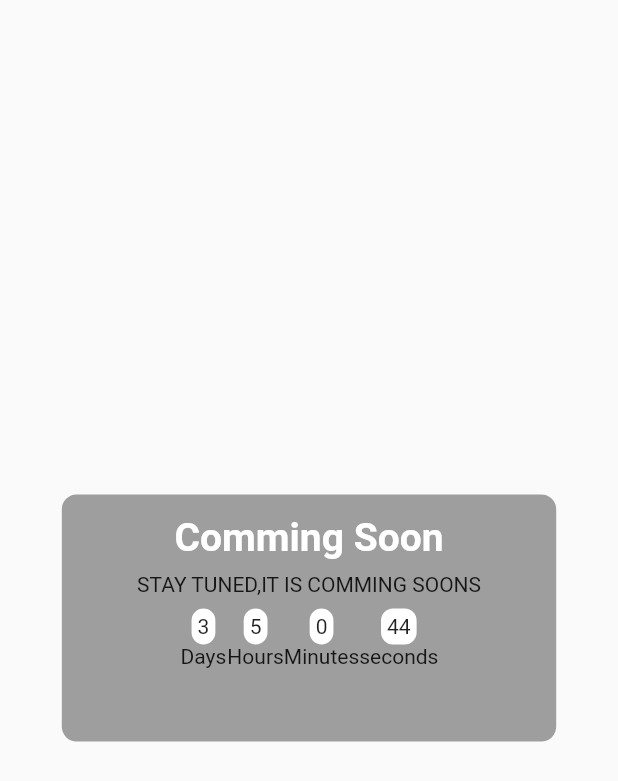
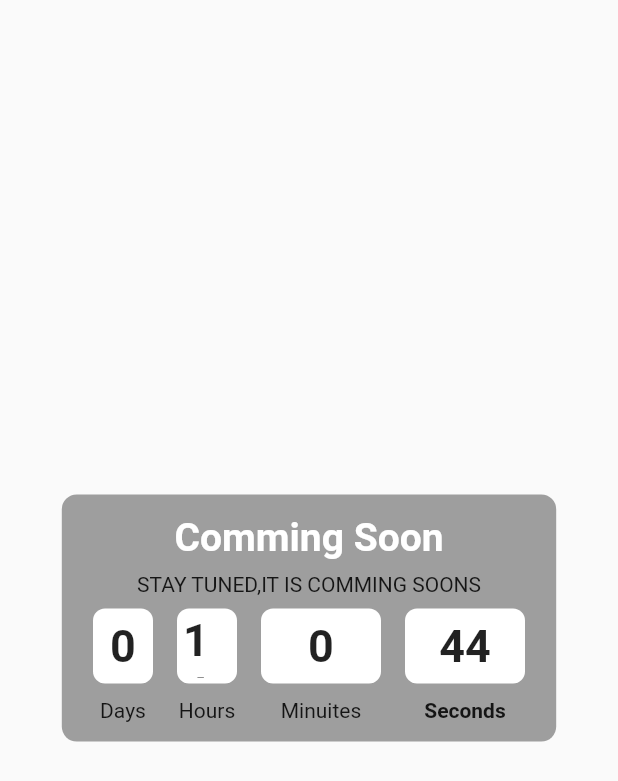
Before and after one commit to surajadkhari/flutter_comming_soon_package, a Flutter app: the screen it shows after launch, on a phone screen of 412 x 824 dp. Shown: the top 781 px of the screen. Run offline on Flutter 3.47's test engine with Material 2 defaults, Android fonts, the phone set to English and light mode, and no system bars.

Commit message:
lable style

```diff
--- a/lib/flutter_coming_soon_package.dart
+++ b/lib/flutter_coming_soon_package.dart
@@ -13,12 +13,19 @@ class FlutterComingSoonPackage extends StatelessWidget {
           sreenH: sreenH * 1,
           screenW: screenW,
           title: "Comming Soon",
-          subtitle: "stay tuned,it is comming soons",
+          subtitle: "Stay tuned,it is comming soons",
           fontTitleSize: 26,
           fontSubtitleSize: 14,
           time: 1,
           boxRadius: 10,
-          dataTime: DateTime(2022, 06, 30, 15, 30, 50),
+          dataTime: DateTime(2022, 06, 27, 24, 30, 50),
+          dateStyle: const TextStyle(fontSize: 30, fontWeight: FontWeight.bold),
+          daysLable: "Days",
+          hourLable: "Hours",
+          minutessLable: "Minuites",
+          secondLable: "Seconds",
+          space: 10,
+          lableStyle: const TextStyle(fontWeight: FontWeight.bold),
         ),
       ),
     );
@@ -42,7 +49,14 @@ class FlutterCommingSoonPackageWidget extends StatefulWidget {
       ),
       this.containerHeight = 0.2,
       this.containeWeight = 0.8,
-      required this.dataTime})
+      required this.dataTime,
+      required this.dateStyle,
+      required this.daysLable,
+      required this.hourLable,
+      required this.minutessLable,
+      required this.secondLable,
+      required this.space,
+      required this.lableStyle})
       : super(key: key);
 
   final double sreenH;
@@ -57,7 +71,13 @@ class FlutterCommingSoonPackageWidget extends StatefulWidget {
   final double containeWeight;
   int time;
   final DateTime dataTime;
-
+  final TextStyle dateStyle;
+  final String daysLable;
+  final String hourLable;
+  final String minutessLable;
+  final String secondLable;
+  final double space;
+  final TextStyle lableStyle;
   @override
   State<FlutterCommingSoonPackageWidget> createState() =>
       _FlutterCommingSoonPackageWidgetState();
@@ -128,7 +148,15 @@ class _FlutterCommingSoonPackageWidgetState
             ),
             LiveCountdown(
               animation:
-                    StepTween(begin: (getTime()), end: 0).animate(_controller))
+                  StepTween(begin: (getTime()), end: 0).animate(_controller),
+              datestyle: widget.dateStyle,
+              daysLable: widget.daysLable,
+              hourLable: widget.hourLable,
+              minutessLable: widget.minutessLable,
+              secondLable: widget.secondLable,
+              space: widget.space,
+              labletSyle: widget.lableStyle,
+            )
             // builTimeCard(header: "header"),
           ],
         ),
@@ -138,11 +166,25 @@ class _FlutterCommingSoonPackageWidgetState
 }
 
 class LiveCountdown extends AnimatedWidget {
-  const LiveCountdown({
-    Key? key,
+  const LiveCountdown(
+      {Key? key,
+      required this.datestyle,
       required this.animation,
-  }) : super(key: key, listenable: animation);
+      required this.daysLable,
+      required this.hourLable,
+      required this.minutessLable,
+      required this.secondLable,
+      required this.space,
+      required this.labletSyle})
+      : super(key: key, listenable: animation);
   final Animation<int> animation;
+  final TextStyle datestyle;
+  final String daysLable;
+  final String hourLable;
+  final String minutessLable;
+  final String secondLable;
+  final double space;
+  final TextStyle labletSyle;
   @override
   Widget build(BuildContext context) {
     Duration clockTimer = Duration(seconds: animation.value);
@@ -151,69 +193,102 @@ class LiveCountdown extends AnimatedWidget {
     String reMinutes = clockTimer.inMinutes.remainder(60).toString();
     var reSeconds =
         (clockTimer.inSeconds.remainder(60) % 60).toString().padLeft(2, '0');
-
-    // '${clockTimer.inDays.toString()} days:  ${clockTimer.inHours.remainder(24).toString()} hr :${(clockTimer.inMinutes.remainder(60)).toString()} min:'
-    //     '${(clockTimer.inSeconds.remainder(60) % 60).toString().padLeft(2, '0')} sec';
     return Row(
       mainAxisAlignment: MainAxisAlignment.center,
       children: [
+        if (reDays != 0)
           Column(
+            mainAxisAlignment: MainAxisAlignment.center,
             children: [
               Container(
+                height: 50,
+                width: 40,
                 alignment: Alignment.center,
                 padding: const EdgeInsets.symmetric(horizontal: 4, vertical: 4),
                 margin: const EdgeInsets.symmetric(horizontal: 8),
                 decoration: BoxDecoration(
-                  borderRadius: BorderRadius.circular(8), color: Colors.white),
-              child: Text(reDays),
+                    borderRadius: BorderRadius.circular(8),
+                    color: Colors.white),
+                child: Text(reDays, style: datestyle),
               ),
-            const Text("Days")
+              SizedBox(
+                height: space,
+              ),
+              Text(daysLable)
             ],
           ),
-
+        if (reHours != 0)
           Column(
+            mainAxisAlignment: MainAxisAlignment.center,
             children: [
               Container(
+                height: 50,
+                width: 40,
                 alignment: Alignment.center,
                 padding: const EdgeInsets.symmetric(horizontal: 4, vertical: 4),
                 margin: const EdgeInsets.symmetric(horizontal: 8),
                 decoration: BoxDecoration(
-                  borderRadius: BorderRadius.circular(8), color: Colors.white),
-              child: Text(reHours),
+                    borderRadius: BorderRadius.circular(8),
+                    color: Colors.white),
+                child: Text(reHours, style: datestyle),
               ),
-            const Text("Hours")
+              SizedBox(
+                height: space,
+              ),
+              Text(hourLable)
             ],
           ),
+        if (minutessLable != 0)
           Column(
+            mainAxisAlignment: MainAxisAlignment.center,
             children: [
               Container(
+                height: 50,
+                width: 80,
                 alignment: Alignment.center,
                 padding: const EdgeInsets.symmetric(horizontal: 4, vertical: 4),
                 margin: const EdgeInsets.symmetric(horizontal: 8),
                 decoration: BoxDecoration(
-                  borderRadius: BorderRadius.circular(8), color: Colors.white),
-              child: Text(reMinutes),
+                    borderRadius: BorderRadius.circular(8),
+                    color: Colors.white),
+                child: Text(
+                  reMinutes,
+                  style: datestyle,
                 ),
-            const Text("Minutes")
+              ),
+              SizedBox(
+                height: space,
+              ),
+              Text(minutessLable)
             ],
           ),
+        if (reSeconds != 0)
           Column(
+            mainAxisAlignment: MainAxisAlignment.center,
             children: [
               Container(
+                height: 50,
+                width: 80,
                 alignment: Alignment.center,
                 padding: const EdgeInsets.symmetric(horizontal: 4, vertical: 4),
                 margin: const EdgeInsets.symmetric(horizontal: 8),
                 decoration: BoxDecoration(
-                  borderRadius: BorderRadius.circular(8), color: Colors.white),
-              child: Text(reSeconds),
+                    borderRadius: BorderRadius.circular(8),
+                    color: Colors.white),
+                child: Text(
+                  reSeconds,
+                  style: datestyle,
                 ),
-            const Text("seconds")
+              ),
+              SizedBox(
+                height: space,
+              ),
+              Text(
+                secondLable,
+                style: labletSyle,
+              )
             ],
           ),
-        // Text(
-        //   "Time remaining:$timertext",
-        //   style: const TextStyle(color: Colors.white),
-        // ),
       ],
     );
   }
```
Lines whose indentation alone changed are shown as unchanged.
